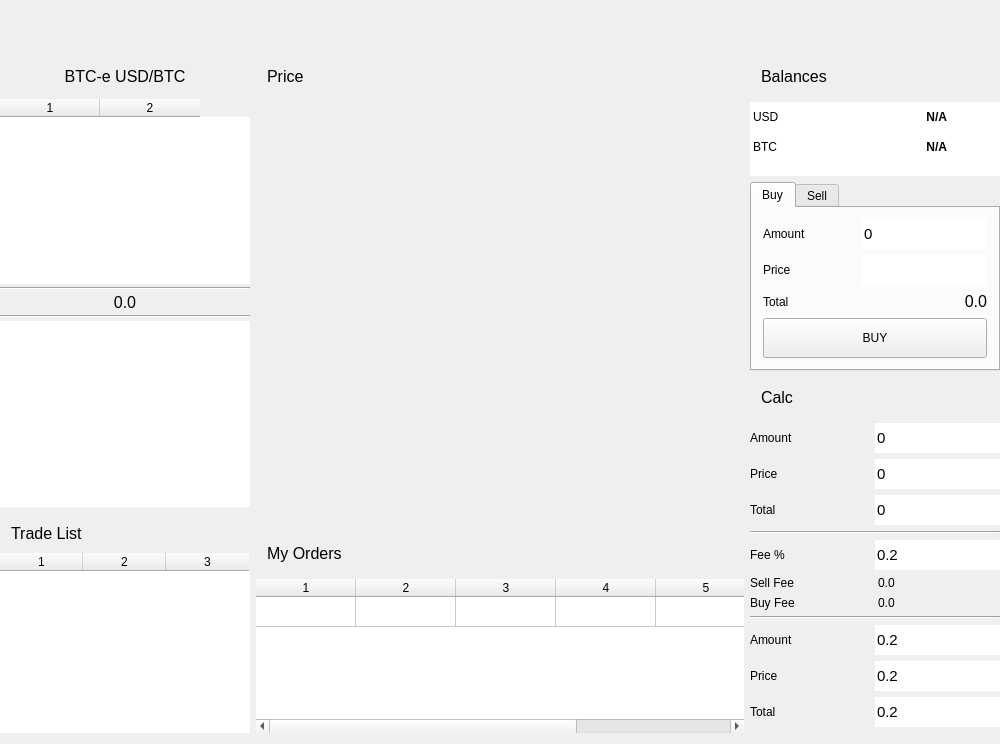
MuesliReep/TradeDeck, file src/mainwindow.ui: the form before one commit.
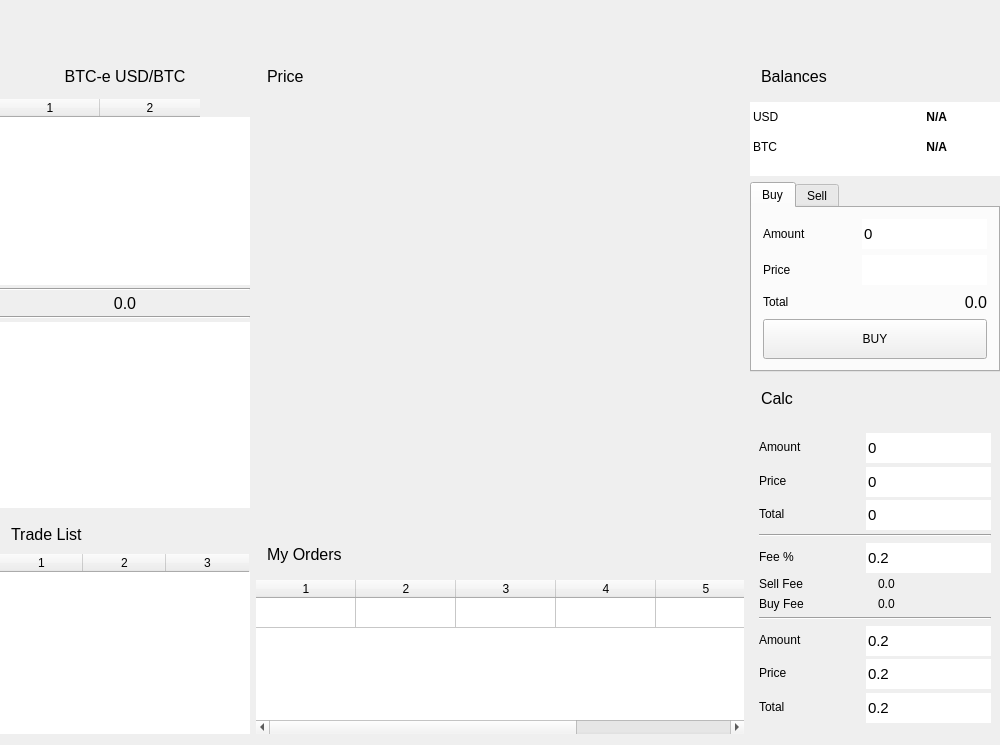
The form after the commit. Custom widgets are drawn as their Qt base class.

```diff
--- a/src/mainwindow.ui
+++ b/src/mainwindow.ui
@@ -7,7 +7,7 @@
         <x>0</x>
         <y>0</y>
         <width>1000</width>
-        <height>577</height>
+    <height>745</height>
       </rect>
     </property>
     <property name="minimumSize">
@@ -1192,8 +1192,20 @@
                           </layout>
                         </widget>
                       </item>
-
-
+           <item>
+            <layout class="QVBoxLayout" name="VerticalLayoutCalcBody">
+             <property name="leftMargin">
+              <number>9</number>
+             </property>
+             <property name="topMargin">
+              <number>9</number>
+             </property>
+             <property name="rightMargin">
+              <number>9</number>
+             </property>
+             <property name="bottomMargin">
+              <number>9</number>
+             </property>
                       <item>
                         <layout class="QHBoxLayout" name="HorizontalLayoutCalc1">
                           <item>
@@ -1235,8 +1247,6 @@
                           </item>
                         </layout>
                       </item>
-
-
                       <item>
                         <layout class="QHBoxLayout" name="HorizontalLayoutCalc2">
                           <item>
@@ -1278,8 +1288,6 @@
                           </item>
                         </layout>
                       </item>
-
-
                       <item>
                         <layout class="QHBoxLayout" name="HorizontalLayoutCalc3">
                           <item>
@@ -1321,8 +1329,6 @@
                           </item>
                         </layout>
                       </item>
-
-
                       <item>
                         <widget class="Line" name="lineFeeTop">
                           <property name="orientation">
@@ -1330,9 +1336,6 @@
                           </property>
                         </widget>
                       </item>
-
-
-
                       <item>
                         <layout class="QHBoxLayout" name="HorizontalLayoutCalc4">
                           <item>
@@ -1374,8 +1377,6 @@
                           </item>
                         </layout>
                       </item>
-
-
                       <item>
                         <layout class="QHBoxLayout" name="HorizontalLayoutCalc5">
                           <item>
@@ -1400,9 +1401,6 @@
                           </item>
                         </layout>
                       </item>
-
-
-
                       <item>
                         <layout class="QHBoxLayout" name="HorizontalLayoutCalc6">
                           <item>
@@ -1427,9 +1425,6 @@
                           </item>
                         </layout>
                       </item>
-
-
-
                       <item>
                         <widget class="Line" name="lineFeeBot">
                           <property name="orientation">
@@ -1437,9 +1432,6 @@
                           </property>
                         </widget>
                       </item>
-
-
-
                       <item>
                         <layout class="QHBoxLayout" name="HorizontalLayoutCalc7">
                           <item>
@@ -1481,9 +1473,6 @@
                           </item>
                         </layout>
                       </item>
-
-
-
                       <item>
                         <layout class="QHBoxLayout" name="HorizontalLayoutCalc8">
                           <item>
@@ -1525,9 +1514,6 @@
                           </item>
                         </layout>
                       </item>
-
-
-
                       <item>
                         <layout class="QHBoxLayout" name="HorizontalLayoutCalc9">
                           <item>
@@ -1569,9 +1555,8 @@
                           </item>
                         </layout>
                       </item>
-
-
-
+            </layout>
+           </item>
                     </layout>
                   </widget>
                 </item>
```
Left out of the diff: 13 changed lines with no effect on the pictures. Lines whose indentation alone changed are shown as unchanged.
